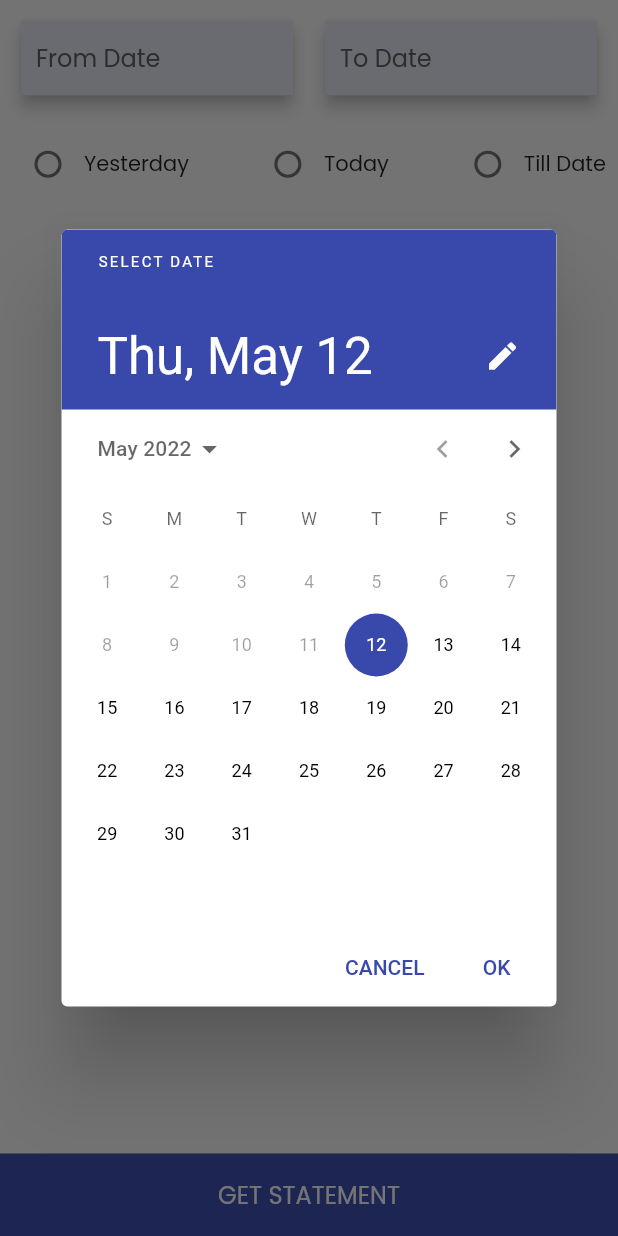
After one commit to gajendrapratapsingh/tayal, a Flutter app: the WalletStatementTabScrren screen opened directly, after a tap on "From Date", on a phone screen of 412 x 824 dp. The commit adds this screen. Run offline on Flutter 3.47's test engine with Material 2 defaults, Android fonts, the phone set to English and light mode, and no system bars; our stand-ins replace badges, cached_network_image, carousel_slider, connectivity, country_code_picker, flutter_slidable and 10 more; missing offline and left inert: marquee_widget, razorpay_flutter; accounts and stored records are empty; network calls fail; project files that could hold a hidden picture were left out.

Commit message:
Tayal App

```diff
--- /dev/null
+++ b/lib/components/filterStatement.dart
@@ -0,0 +1,5 @@
+class FilterStatement {
+String name;
+int index;
+FilterStatement({this.name, this.index});
+}
--- a/lib/network/api.dart
+++ b/lib/network/api.dart
@@ -34,3 +34,4 @@ const String addfavoutite = "favorites";
 const String favouritelist = "favorites-list";
 const String orderlist = "orders/completed";
 const String orderdetail = "order-detail";
+const String wallettxn = "wallet/transaction";
--- /dev/null
+++ b/lib/wallet_tab_views/wallet_statement_detail_screen.dart
@@ -0,0 +1,289 @@
+import 'package:flutter/material.dart';
+import 'package:tayal/components/filterStatement.dart';
+
+class WalletStatementTabScrren extends StatefulWidget {
+  const WalletStatementTabScrren({Key key}) : super(key: key);
+
+  @override
+  _WalletStatementTabScrrenState createState() => _WalletStatementTabScrrenState();
+}
+
+class _WalletStatementTabScrrenState extends State<WalletStatementTabScrren> {
+
+  String startDate = "From Date";
+  String endDate = "To Date";
+
+  DateTime selectedDate = DateTime.now();
+  DateTime selectedStartDate = DateTime.now();
+  DateTime selectedEndDate = DateTime.now();
+
+  String radioItem = 'Mango';
+
+  // Group Value for Radio Button.
+  int id = 1;
+
+  List<FilterStatement> fList = [
+    FilterStatement(
+      index: 1,
+      name: "Yesterday",
+    ),
+    FilterStatement(
+      index: 2,
+      name: "Today",
+    ),
+    FilterStatement(
+      index: 3,
+      name: "Month Till Data",
+    ),
+  ];
+
+  @override
+  Widget build(BuildContext context) {
+    Size size = MediaQuery.of(context).size;
+    return Scaffold(
+      body: Stack(
+        children: [
+          Column(
+            children: [
+              Padding(
+                padding: EdgeInsets.all(10.0),
+                child: Row(
+                  mainAxisAlignment: MainAxisAlignment.spaceBetween,
+                  children: [
+                    GestureDetector(
+                      onTap: () {
+                        _selectStartDate(context);
+                      },
+                      child: Card(
+                        elevation: 4.0,
+                        child: Container(
+                            height: size.height * 0.06,
+                            color: Colors.indigo.shade50,
+                            width: size.width * 0.44,
+                            child: Row(
+                              mainAxisAlignment: MainAxisAlignment.spaceBetween,
+                              children: [
+                                Padding(
+                                  padding:
+                                  const EdgeInsets
+                                      .only(
+                                      left:
+                                      10.0),
+                                  child: Text(
+                                    startDate,
+                                    style: TextStyle(
+                                        color: Colors
+                                            .grey
+                                            .shade700,
+                                        fontSize:
+                                        16.0),
+                                  ),
+                                ),
+                                /*Padding(
+                                    padding:
+                                    const EdgeInsets
+                                        .only(
+                                        right:
+                                        10.0),
+                                    child:
+                                    GestureDetector(
+                                      onTap: () {
+                                        _selectStartDate(
+                                            context);
+                                      },
+                                      child: Image
+                                          .asset(
+                                          'assets/icons/calendar.png'),
+                                    )),*/
+                              ],
+                            )),
+                      ),
+                    ),
+                    GestureDetector(
+                      onTap: () {
+                        _selectedEndDate(context);
+                      },
+                      child: Card(
+                        elevation: 4.0,
+                        child: Container(
+                            height: size.height * 0.06,
+                            color: Colors.indigo.shade50,
+                            width: size.width * 0.44,
+                            child: Row(
+                              mainAxisAlignment:
+                              MainAxisAlignment
+                                  .spaceBetween,
+                              children: [
+                                Padding(
+                                  padding:
+                                  const EdgeInsets
+                                      .only(
+                                      left:
+                                      10.0),
+                                  child: Text(
+                                    endDate,
+                                    style: TextStyle(
+                                        color: Colors
+                                            .grey
+                                            .shade700,
+                                        fontSize:
+                                        16.0),
+                                  ),
+                                ),
+                                /*Padding(
+                                    padding:
+                                    const EdgeInsets
+                                        .only(
+                                        right:
+                                        10.0),
+                                    child:
+                                    GestureDetector(
+                                      onTap: () {
+                                        _selectedEndDate(context);
+                                      },
+                                      child: Image.asset('assets/icons/calendar.png'),
+                                    )),*/
+                              ],
+                            )),
+                      ),
+                    ),
+                  ],
+                ),
+              ),
+              Padding(
+                  padding: EdgeInsets.all(0.0),
+                  child: Column(
+                    children: [
+                      Padding(
+                        padding: const EdgeInsets.all(8.0),
+                        child: Row(
+                          mainAxisAlignment: MainAxisAlignment.spaceBetween,
+                          children: [
+                            Row(
+                              children: [
+                                Radio(value: 1, groupValue: 'null', onChanged: (index) {}),
+                                Text('Yesterday')
+                              ],
+                            ),
+                            Row(
+                              children: [
+                                Radio(
+                                    value: 1, groupValue: 'null', onChanged: (index) {}),
+                                Text('Today')
+                              ],
+                            ),
+                            Row(
+                              children: [
+                                Radio(
+                                    value: 1, groupValue: 'null', onChanged: (index) {}),
+                                Text('Till Date')
+                              ],
+                            )
+                          ],
+                        ),
+                      ),
+                    ],
+                  ),
+              )
+            ],
+          ),
+          Positioned(
+              left: 0,
+              right: 0,
+              bottom: 0,
+              child: Container(
+                height: 55,
+                width: double.infinity,
+                color: Colors.indigo,
+                alignment: Alignment.center,
+                child: Text("GET STATEMENT", style: TextStyle(color: Colors.white, fontSize: 16)),
+              )
+          )
+        ],
+      )
+    );
+  }
+
+  Future<void> _selectStartDate(BuildContext context) async {
+    final DateTime picked = await showDatePicker(
+      context: context,
+      initialDate: selectedStartDate,
+      firstDate: DateTime.now().subtract(Duration(days: 0)),
+      //firstDate: DateTime(2015, 8),
+      lastDate: DateTime(2101),
+      builder: (BuildContext context, Widget child) {
+        return Theme(
+          data: ThemeData(
+              primaryColor: Colors.indigo,
+              accentColor: Colors.indigo,
+              primarySwatch: const MaterialColor(0xFF3949AB,
+                <int, Color>{
+                  50:  Colors.indigo,
+                  100: Colors.indigo,
+                  200: Colors.indigo,
+                  300: Colors.indigo,
+                  400: Colors.indigo,
+                  500: Colors.indigo,
+                  600: Colors.indigo,
+                  700: Colors.indigo,
+                  800: Colors.indigo,
+                  900: Colors.indigo,
+                },
+              )),
+          child: child,
+        );
+      },
+    );
+
+    if (picked != null && picked != selectedStartDate)
+      setState(() {
+        selectedStartDate = picked;
+        startDate = selectedStartDate.year.toString() +
+            "-" +
+            selectedStartDate.month.toString() +
+            "-" +
+            selectedStartDate.day.toString();
+      });
+  }
+
+  Future<void> _selectedEndDate(BuildContext context) async {
+    final DateTime picked = await showDatePicker(
+        context: context,
+        initialDate: selectedEndDate,
+        firstDate: DateTime.now().subtract(Duration(days: 0)),
+        //firstDate: DateTime(2015, 8),
+        lastDate: DateTime(2101),
+        builder: (BuildContext context, Widget child) {
+          return Theme(
+            data: ThemeData(
+                primaryColor: Colors.indigo,
+                accentColor: Colors.indigo,
+                primarySwatch: const MaterialColor(0xFF3949AB,
+                  <int, Color>{
+                    50:  Colors.indigo,
+                    100: Colors.indigo,
+                    200: Colors.indigo,
+                    300: Colors.indigo,
+                    400: Colors.indigo,
+                    500: Colors.indigo,
+                    600: Colors.indigo,
+                    700: Colors.indigo,
+                    800: Colors.indigo,
+                    900: Colors.indigo,
+                  },
+                )),
+            child: child,
+          );}
+    );
+
+    if (picked != null && picked != selectedEndDate)
+      setState(() {
+        selectedEndDate = picked;
+        endDate = selectedEndDate.year.toString() +
+            "-" +
+            selectedEndDate.month.toString() +
+            "-" +
+            selectedEndDate.day.toString();
+      });
+  }
+}
--- a/pubspec.yaml
+++ b/pubspec.yaml
@@ -54,6 +54,7 @@ dependencies:
   multi_select_flutter: ^2.0.1
   flutter_slidable: ^0.5.4
   timelines: ^0.1.0
+  tuple: ^1.0.3
   carousel_slider: ^2.3.1
   html: ^0.15.0
 
```
Also changed, not shown: lib/components/loader.dart (added, +18 -0 lines), lib/models/profiledata.dart (+12 -2 lines), lib/views/cart_screen.dart (+11 -2 lines), lib/views/mybiz_screen.dart (+10 -4 lines), lib/views/payment_options_screen.dart (+19 -22 lines), lib/views/wallet_statement_screen.dart (added, +179 -0 lines), lib/wallet_tab_views/transaction_list_screen.dart (added, +69 -0 lines), assets/icons/calendar.png (added), assets/images/cashback_amt.png (added), pubspec.lock.
